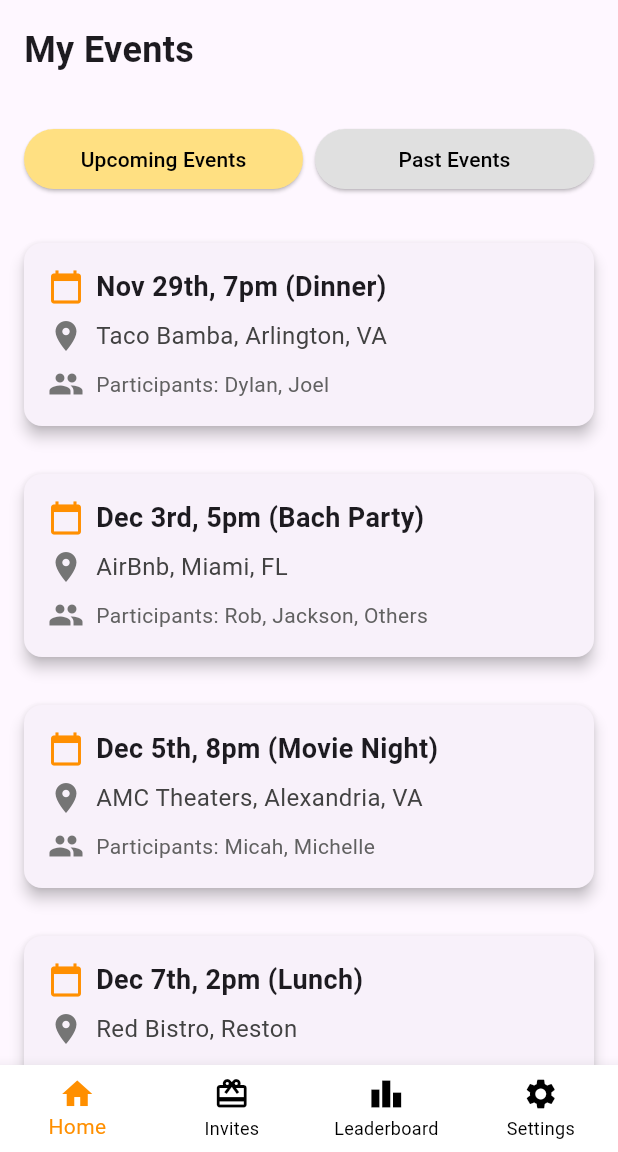
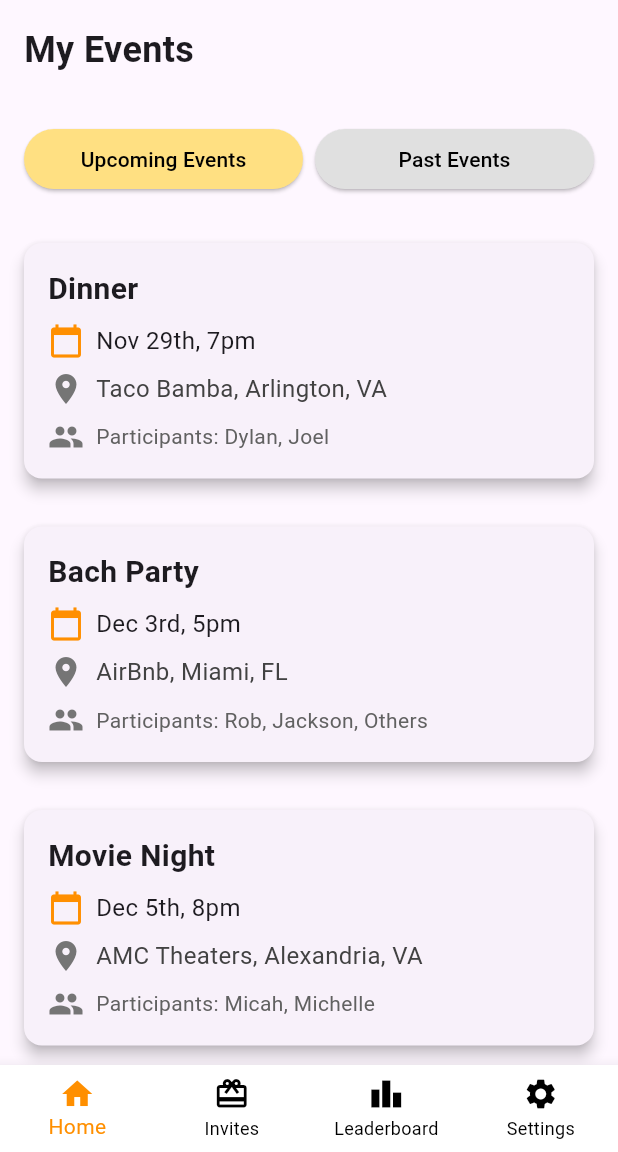
Before and after one commit to jackbowden/flake, a Flutter app: the screen it shows once a user with an empty profile is signed in, on a phone screen of 412 x 824 dp, the part 84-1236 px from its top. Run offline on Flutter 3.47's test engine with Material 3 defaults, Android fonts, the phone set to English and light mode, and no system bars; our stand-ins replace firebase_auth, firebase_core; accounts and stored records are empty.

Commit message:
Add functionality to toggle between upcoming and past events; enhance EventCard display with date and title separation

```diff
--- a/lib/events.dart
+++ b/lib/events.dart
@@ -9,6 +9,7 @@ class EventPage extends StatefulWidget {
 
 class _EventPageState extends State<EventPage> {
   int _selectedIndex = 0; // For bottom navigation
+  bool _showUpcomingEvents = true; // Track which events to display
 
   final List<Event> upcomingEvents = [
     Event("Nov 29th, 7pm (Dinner)", "Taco Bamba, Arlington, VA", "Dylan, Joel"),
@@ -17,12 +18,17 @@ class _EventPageState extends State<EventPage> {
     Event("Dec 7th, 2pm (Lunch)", "Red Bistro, Reston", "Kelly, Anne, Others"),
   ];
 
+  final List<Event> pastEvents = [
+    Event("Oct 20th, 6pm (Concert)", "The Anthem, DC", "Sarah, Emily"),
+    Event("Nov 1st, 10am (Brunch)", "Founding Farmers, Tysons", "David, Amy, John"),
+  ];
+
   @override
   Widget build(BuildContext context) {
     return Scaffold(
       appBar: AppBar(
         backgroundColor: Colors.amber[300], // Match header color
-        title: Text(
+        title: const Text(
           "Flake",
           style: TextStyle(color: Colors.black), // White title
         ),
@@ -87,9 +93,11 @@ class _EventPageState extends State<EventPage> {
           _buildSegmentedControl(), // Segmented control for Upcoming/Past
           Expanded(
             child: ListView.builder(
-              itemCount: upcomingEvents.length,
+              itemCount: _showUpcomingEvents ? upcomingEvents.length : pastEvents.length,
               itemBuilder: (context, index) {
-                return EventCard(event: upcomingEvents[index]);
+                return EventCard(
+                  event: _showUpcomingEvents ? upcomingEvents[index] : pastEvents[index],
+                );
               },
             ),
           ),
@@ -132,26 +140,30 @@ class _EventPageState extends State<EventPage> {
           Expanded(
             child: ElevatedButton(
               onPressed: () {
-                // Handle Upcoming Events tab press
+                setState(() {
+                  _showUpcomingEvents = true;
+                });
               },
               style: ElevatedButton.styleFrom(
-                backgroundColor: Colors.amber[200], // Light amber color
-                foregroundColor: Colors.black, // Text color
+                backgroundColor: _showUpcomingEvents ? Colors.amber[200] : Colors.grey[300],
+                foregroundColor: Colors.black,
               ),
-              child: Text("Upcoming Events"),
+              child: const Text("Upcoming Events"),
             ),
           ),
-          SizedBox(width: 8),
+          const SizedBox(width: 8),
           Expanded(
             child: ElevatedButton(
               onPressed: () {
-                // Handle Past Events tab press
+                setState(() {
+                  _showUpcomingEvents = false;
+                });
               },
-              child: Text("Past Events"),
               style: ElevatedButton.styleFrom(
-                backgroundColor: Colors.grey[300], // Light grey color
-                foregroundColor: Colors.black, // Text color
+                backgroundColor: !_showUpcomingEvents ? Colors.amber[200] : Colors.grey[300],
+                foregroundColor: Colors.black,
               ),
+              child: const Text("Past Events"),
             ),
           ),
         ],
@@ -181,6 +193,11 @@ class EventCard extends StatelessWidget {
 
   @override
   Widget build(BuildContext context) {
+    // Split the dateAndTime string into date and title
+    List<String> parts = event.dateAndTime.split('(');
+    String date = parts[0].trim();
+    String title = parts.length > 1 ? parts[1].replaceAll(')', '').trim() : '';
+
     return Card(
       margin: const EdgeInsets.all(16),
       elevation: 4, // Add a subtle shadow
@@ -192,15 +209,22 @@ class EventCard extends StatelessWidget {
         child: Column(
           crossAxisAlignment: CrossAxisAlignment.start,
           children: [
+            Text(
+              title,
+              style: const TextStyle(
+                fontSize: 20,
+                fontWeight: FontWeight.bold,
+              ),
+            ),
+            const SizedBox(height: 8),
             Row(
               children: [
                 Icon(Icons.calendar_today, color: Colors.amber[800]),
                 const SizedBox(width: 8),
                 Text(
-                  event.dateAndTime,
+                  date,
                   style: const TextStyle(
-                    fontSize: 18,
-                    fontWeight: FontWeight.bold,
+                    fontSize: 16,
                   ),
                 ),
               ],
```
